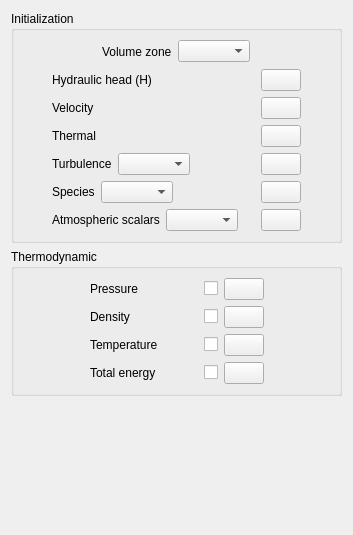
Qt form gui/Pages/InitializationForm.ui (code-saturne/code_saturne) before a commit.
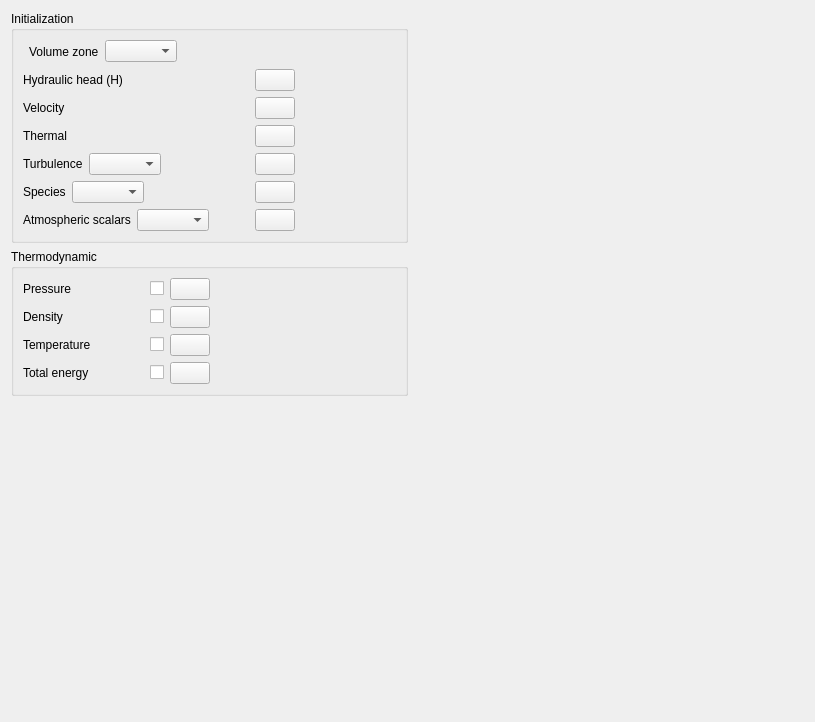
The same form after that commit. Icons and pictures are not drawn.

Commit message: GUI: left-align several forms.

```diff
--- a/gui/Pages/InitializationForm.ui
+++ b/gui/Pages/InitializationForm.ui
@@ -6,15 +6,15 @@
    <rect>
     <x>0</x>
     <y>0</y>
-    <width>353</width>
-    <height>535</height>
+    <width>815</width>
+    <height>722</height>
    </rect>
   </property>
   <property name="windowTitle">
    <string>Form</string>
   </property>
   <layout class="QGridLayout" name="gridLayout_2">
-   <item row="0" column="1" rowspan="2">
+   <item row="0" column="0" rowspan="2">
     <layout class="QVBoxLayout" name="verticalLayout_2">
      <item>
       <widget class="QGroupBox" name="groupBoxZone">
@@ -26,19 +26,6 @@
        </property>
        <layout class="QGridLayout" name="gridLayout">
         <item row="0" column="1">
-         <spacer>
-          <property name="orientation">
-           <enum>Qt::Horizontal</enum>
-          </property>
-          <property name="sizeHint" stdset="0">
-           <size>
-            <width>3</width>
-            <height>17</height>
-           </size>
-          </property>
-         </spacer>
-        </item>
-        <item row="0" column="2">
          <layout class="QHBoxLayout" name="horizontalLayout_2">
           <item>
            <widget class="QLabel" name="labelZone">
@@ -59,7 +46,7 @@
           </item>
          </layout>
         </item>
-        <item row="0" column="3">
+        <item row="0" column="2">
          <spacer name="spacer_2">
           <property name="orientation">
            <enum>Qt::Horizontal</enum>
@@ -72,20 +59,7 @@
           </property>
          </spacer>
         </item>
-        <item row="1" column="0">
-         <spacer name="horizontalSpacer">
-          <property name="orientation">
-           <enum>Qt::Horizontal</enum>
-          </property>
-          <property name="sizeHint" stdset="0">
-           <size>
-            <width>40</width>
-            <height>20</height>
-           </size>
-          </property>
-         </spacer>
-        </item>
-        <item row="1" column="1" rowspan="2" colspan="3">
+        <item row="1" column="0" rowspan="2" colspan="3">
          <layout class="QVBoxLayout" name="verticalLayout">
           <item>
            <layout class="QHBoxLayout" name="horizontalLayout_5">
@@ -422,7 +396,7 @@
           </item>
          </layout>
         </item>
-        <item row="2" column="4">
+        <item row="2" column="3">
          <spacer name="horizontalSpacer_3">
           <property name="orientation">
            <enum>Qt::Horizontal</enum>
@@ -462,7 +436,7 @@
         <property name="spacing">
          <number>6</number>
         </property>
-        <item row="0" column="1">
+        <item row="0" column="0">
          <layout class="QVBoxLayout" name="_5">
           <property name="spacing">
            <number>6</number>
@@ -769,20 +743,7 @@
           </item>
          </layout>
         </item>
-        <item row="0" column="0">
-         <spacer name="horizontalSpacer_2">
-          <property name="orientation">
-           <enum>Qt::Horizontal</enum>
-          </property>
-          <property name="sizeHint" stdset="0">
-           <size>
-            <width>40</width>
-            <height>20</height>
-           </size>
-          </property>
-         </spacer>
-        </item>
-        <item row="0" column="2">
+        <item row="0" column="1">
          <spacer name="horizontalSpacer_4">
           <property name="orientation">
            <enum>Qt::Horizontal</enum>
@@ -813,7 +774,7 @@
      </item>
     </layout>
    </item>
-   <item row="0" column="2">
+   <item row="0" column="1">
     <spacer name="horizontalSpacer_6">
      <property name="orientation">
       <enum>Qt::Horizontal</enum>
@@ -826,19 +787,6 @@
      </property>
     </spacer>
    </item>
-   <item row="1" column="0">
-    <spacer name="horizontalSpacer_5">
-     <property name="orientation">
-      <enum>Qt::Horizontal</enum>
-     </property>
-     <property name="sizeHint" stdset="0">
-      <size>
-       <width>0</width>
-       <height>20</height>
-      </size>
-     </property>
-    </spacer>
-   </item>
   </layout>
  </widget>
  <resources>
```
Left out of the diff: 88 changed lines with no effect on the pictures. The commit also changes 5 other files.
